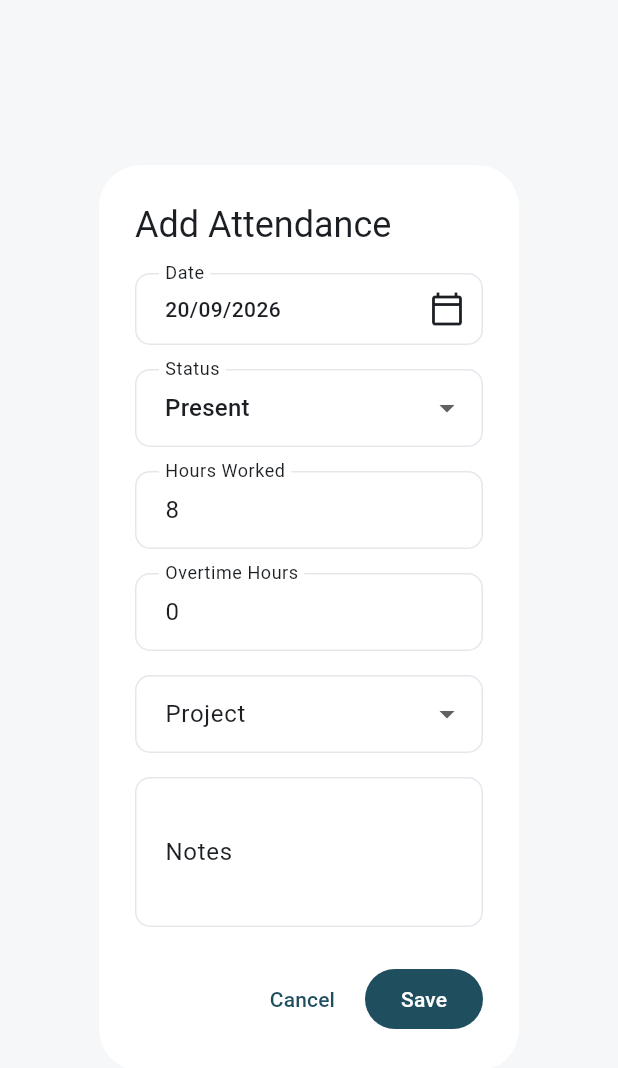
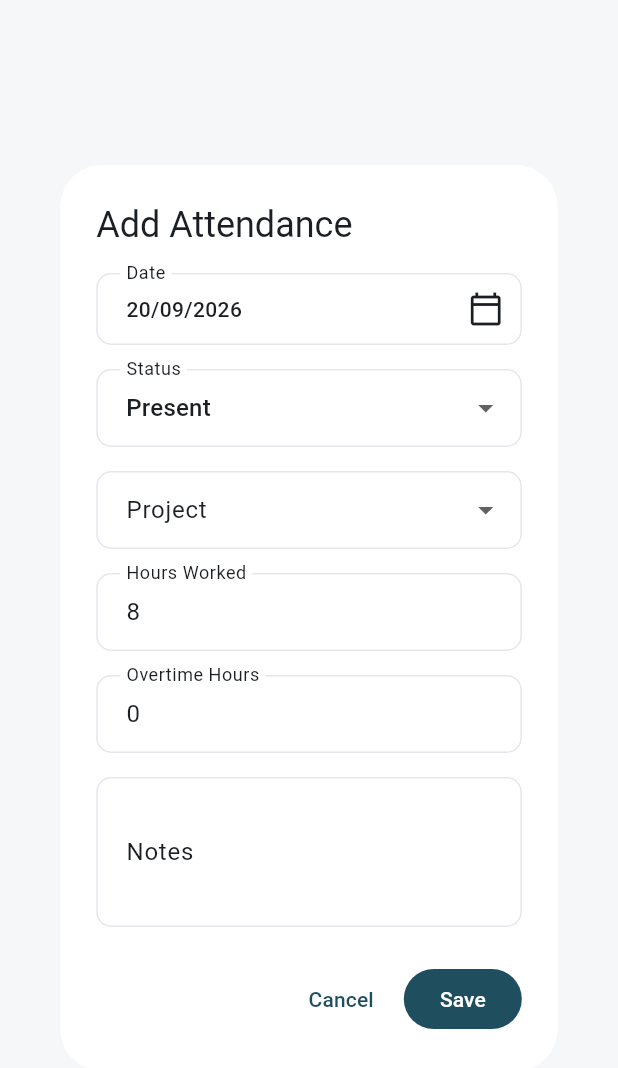
Before and after one commit to Krathor2212/construction_os, a Flutter app: the WorkerAttendanceFormDialog widget shown alone on an empty page, opened directly with empty values, on a phone screen of 412 x 824 dp. Shown: the top 1068 px of the screen. Run offline on Flutter 3.47's test engine with Material 3 defaults, Android fonts, the light colour scheme and no system bars; our stand-ins replace flutter_riverpod, go_router.

Commit message:
feat: link workforce records to projects

```diff
--- a/lib/features/workforce/presentation/widgets/worker_attendance_form_dialog.dart
+++ b/lib/features/workforce/presentation/widgets/worker_attendance_form_dialog.dart
@@ -1,10 +1,11 @@
 import 'package:flutter/material.dart';
 import 'package:flutter_riverpod/flutter_riverpod.dart';
 
+import '../../../../app/theme/app_spacing.dart';
+import '../../../projects/presentation/providers/project_providers.dart';
 import '../../domain/entities/worker_attendance.dart';
 
-class WorkerAttendanceFormDialog
-    extends ConsumerStatefulWidget {
+class WorkerAttendanceFormDialog extends ConsumerStatefulWidget {
   const WorkerAttendanceFormDialog({
     super.key,
     required this.workerId,
@@ -25,11 +26,10 @@ class _WorkerAttendanceFormDialogState
 
   late DateTime _selectedDate;
   AttendanceStatus _status = AttendanceStatus.present;
-
   String? _projectId;
 
-  late final TextEditingController _hoursController;
-  late final TextEditingController _overtimeController;
+  late final TextEditingController _hoursWorkedController;
+  late final TextEditingController _overtimeHoursController;
   late final TextEditingController _notesController;
 
   @override
@@ -38,19 +38,15 @@ class _WorkerAttendanceFormDialogState
 
     final attendance = widget.attendance;
 
-    _selectedDate =
-        attendance?.date ?? DateTime.now();
-
-    _status =
-        attendance?.status ?? AttendanceStatus.present;
-
+    _selectedDate = attendance?.date ?? DateTime.now();
+    _status = attendance?.status ?? AttendanceStatus.present;
     _projectId = attendance?.projectId;
 
-    _hoursController = TextEditingController(
+    _hoursWorkedController = TextEditingController(
       text: attendance?.hoursWorked.toString() ?? '8',
     );
 
-    _overtimeController = TextEditingController(
+    _overtimeHoursController = TextEditingController(
       text: attendance?.overtimeHours.toString() ?? '0',
     );
 
@@ -61,8 +57,8 @@ class _WorkerAttendanceFormDialogState
 
   @override
   void dispose() {
-    _hoursController.dispose();
-    _overtimeController.dispose();
+    _hoursWorkedController.dispose();
+    _overtimeHoursController.dispose();
     _notesController.dispose();
     super.dispose();
   }
@@ -84,60 +80,38 @@ class _WorkerAttendanceFormDialogState
     });
   }
 
-  void _onStatusChanged(AttendanceStatus? value) {
-    if (value == null) {
-      return;
-    }
-
-    setState(() {
-      _status = value;
-
-      if (_status == AttendanceStatus.absent ||
-          _status == AttendanceStatus.leave) {
-        _hoursController.text = '0';
-        _overtimeController.text = '0';
-      } else if (_status == AttendanceStatus.halfDay) {
-        _hoursController.text = '4';
-        _overtimeController.text = '0';
-      } else if (_status == AttendanceStatus.present &&
-          _hoursController.text.trim() == '0') {
-        _hoursController.text = '8';
-      }
-    });
-  }
-
   void _onProjectChanged(String? value) {
     setState(() {
       _projectId = value;
     });
   }
 
-  Future<void> _submit() async {
+  void _submit() {
     if (!_formKey.currentState!.validate()) {
       return;
     }
 
     final hoursWorked = double.tryParse(
-      _hoursController.text.trim(),
+      _hoursWorkedController.text.trim(),
     );
 
     final overtimeHours = double.tryParse(
-      _overtimeController.text.trim(),
+      _overtimeHoursController.text.trim(),
     );
 
-    if (hoursWorked == null ||
-        overtimeHours == null) {
+    if (hoursWorked == null || overtimeHours == null) {
       return;
     }
 
     final attendance = WorkerAttendance(
       id: widget.attendance?.id ??
-          'worker-attendance-${DateTime.now().millisecondsSinceEpoch}',
+          'worker-attendance-'
+              '${DateTime.now().millisecondsSinceEpoch}',
       workerId: widget.workerId,
       date: _selectedDate,
       status: _status,
       projectId: _projectId,
-      phaseId: null,
+      phaseId: widget.attendance?.phaseId,
       hoursWorked: hoursWorked,
       overtimeHours: overtimeHours,
       notes: _notesController.text.trim().isEmpty
@@ -145,28 +119,13 @@ class _WorkerAttendanceFormDialogState
           : _notesController.text.trim(),
     );
 
-    if (!mounted) {
-      return;
-    }
-
     Navigator.of(context).pop(attendance);
-  }
-
-  String _formatStatus(AttendanceStatus status) {
-    switch (status) {
-      case AttendanceStatus.present:
-        return 'Present';
-      case AttendanceStatus.halfDay:
-        return 'Half Day';
-      case AttendanceStatus.absent:
-        return 'Absent';
-      case AttendanceStatus.leave:
-        return 'Leave';
-    }
   }
 
   @override
   Widget build(BuildContext context) {
+    final projectsAsync = ref.watch(projectsProvider);
+
     return AlertDialog(
       title: Text(
         widget.attendance == null
@@ -197,28 +156,95 @@ class _WorkerAttendanceFormDialogState
                 ),
               ),
             ),
-            const SizedBox(height: 16),
+            const SizedBox(height: AppSpacing.md),
+
             DropdownButtonFormField<AttendanceStatus>(
               initialValue: _status,
               decoration: const InputDecoration(
                 labelText: 'Status',
                 border: OutlineInputBorder(),
               ),
-              items: AttendanceStatus.values.map(
-                (status) {
-                  return DropdownMenuItem<AttendanceStatus>(
-                    value: status,
-                    child: Text(
-                      _formatStatus(status),
+              items: AttendanceStatus.values.map((status) {
+                return DropdownMenuItem<AttendanceStatus>(
+                  value: status,
+                  child: Text(_statusLabel(status)),
+                );
+              }).toList(),
+              onChanged: (value) {
+                if (value == null) {
+                  return;
+                }
+
+                setState(() {
+                  _status = value;
+                });
+              },
+            ),
+            const SizedBox(height: AppSpacing.md),
+
+            projectsAsync.when(
+              loading: () => const InputDecorator(
+                decoration: InputDecoration(
+                  labelText: 'Project',
+                  border: OutlineInputBorder(),
+                ),
+                child: Row(
+                  children: [
+                    SizedBox(
+                      width: 18,
+                      height: 18,
+                      child: CircularProgressIndicator(
+                        strokeWidth: 2,
+                      ),
                     ),
-                  );
-                },
-              ).toList(),
-              onChanged: _onStatusChanged,
+                    SizedBox(width: 12),
+                    Text('Loading projects...'),
+                  ],
+                ),
+              ),
+              error: (error, stackTrace) => InputDecorator(
+                decoration: const InputDecoration(
+                  labelText: 'Project',
+                  border: OutlineInputBorder(),
+                ),
+                child: Text(
+                  'Unable to load projects.',
+                  style: TextStyle(
+                    color: Theme.of(context)
+                        .colorScheme
+                        .error,
+                  ),
+                ),
+              ),
+              data: (projects) {
+                return DropdownButtonFormField<String>(
+                  initialValue: projects.any(
+                    (project) => project.id == _projectId,
+                  )
+                      ? _projectId
+                      : null,
+                  isExpanded: true,
+                  decoration: const InputDecoration(
+                    labelText: 'Project',
+                    border: OutlineInputBorder(),
+                  ),
+                  items: projects.map((project) {
+                    return DropdownMenuItem<String>(
+                      value: project.id,
+                      child: Text(
+                        project.name,
+                        overflow: TextOverflow.ellipsis,
+                      ),
+                    );
+                  }).toList(),
+                  onChanged: _onProjectChanged,
+                );
+              },
             ),
-            const SizedBox(height: 16),
+            const SizedBox(height: AppSpacing.md),
+
             TextFormField(
-              controller: _hoursController,
+              controller: _hoursWorkedController,
               keyboardType:
                   const TextInputType.numberWithOptions(
                 decimal: true,
@@ -241,9 +267,10 @@ class _WorkerAttendanceFormDialogState
                 return null;
               },
             ),
-            const SizedBox(height: 16),
+            const SizedBox(height: AppSpacing.md),
+
             TextFormField(
-              controller: _overtimeController,
+              controller: _overtimeHoursController,
               keyboardType:
                   const TextInputType.numberWithOptions(
                 decimal: true,
@@ -253,40 +280,21 @@ class _WorkerAttendanceFormDialogState
                 border: OutlineInputBorder(),
               ),
               validator: (value) {
-                final overtime = double.tryParse(
+                final hours = double.tryParse(
                   value?.trim() ?? '',
                 );
 
-                if (overtime == null ||
-                    overtime < 0 ||
-                    overtime > 24) {
+                if (hours == null ||
+                    hours < 0 ||
+                    hours > 24) {
                   return 'Enter overtime between 0 and 24';
                 }
 
                 return null;
               },
             ),
-            const SizedBox(height: 16),
-            DropdownButtonFormField<String>(
-              initialValue: _projectId,
-              isExpanded: true,
-              decoration: const InputDecoration(
-                labelText: 'Project',
-                border: OutlineInputBorder(),
-              ),
-              items: const [
-                DropdownMenuItem(
-                  value: 'project-001',
-                  child: Text('Residential Villa'),
-                ),
-                DropdownMenuItem(
-                  value: 'project-002',
-                  child: Text('Commercial Building'),
-                ),
-              ],
-              onChanged: _onProjectChanged,
-            ),
-            const SizedBox(height: 16),
+            const SizedBox(height: AppSpacing.md),
+
             TextFormField(
               controller: _notesController,
               maxLines: 3,
@@ -312,4 +320,17 @@ class _WorkerAttendanceFormDialogState
       ],
     );
   }
+
+  String _statusLabel(AttendanceStatus status) {
+    switch (status) {
+      case AttendanceStatus.present:
+        return 'Present';
+      case AttendanceStatus.halfDay:
+        return 'Half Day';
+      case AttendanceStatus.absent:
+        return 'Absent';
+      case AttendanceStatus.leave:
+        return 'Leave';
+    }
+  }
 }
```
